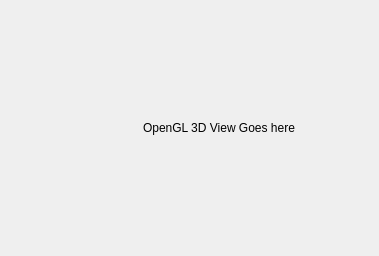
The window that gui/tabs/prepare/preparetab.ui (gbeck139/octopus) describes before a commit, drawn with Qt 5.
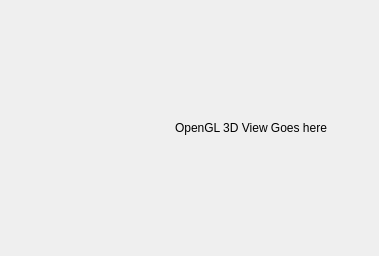
The same window after the commit. Custom widgets are drawn as their Qt base class.

Commit message: [GUI] Fixing sizes for better visibility

The edit to the form file:
```diff
--- a/gui/tabs/prepare/preparetab.ui
+++ b/gui/tabs/prepare/preparetab.ui
@@ -25,6 +25,9 @@
         <property name="text">
          <string>OpenGL 3D View Goes here</string>
         </property>
+        <property name="alignment">
+         <set>Qt::AlignmentFlag::AlignCenter</set>
+        </property>
        </widget>
       </item>
      </layout>
```
The commit also changes 6 other files.
